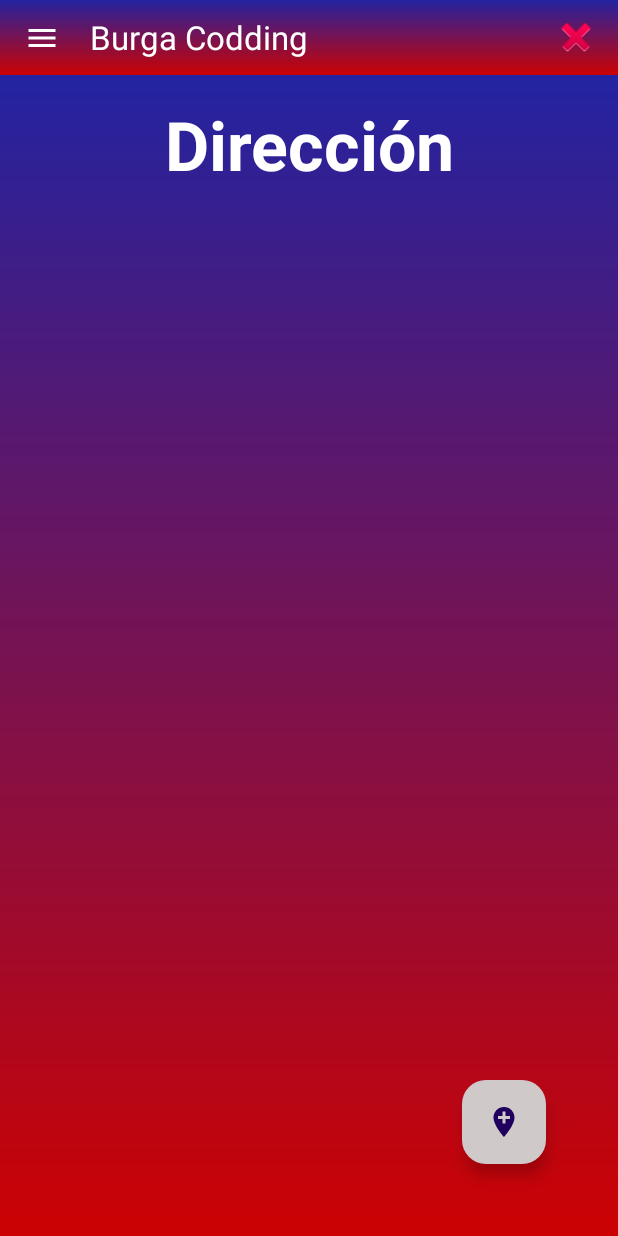
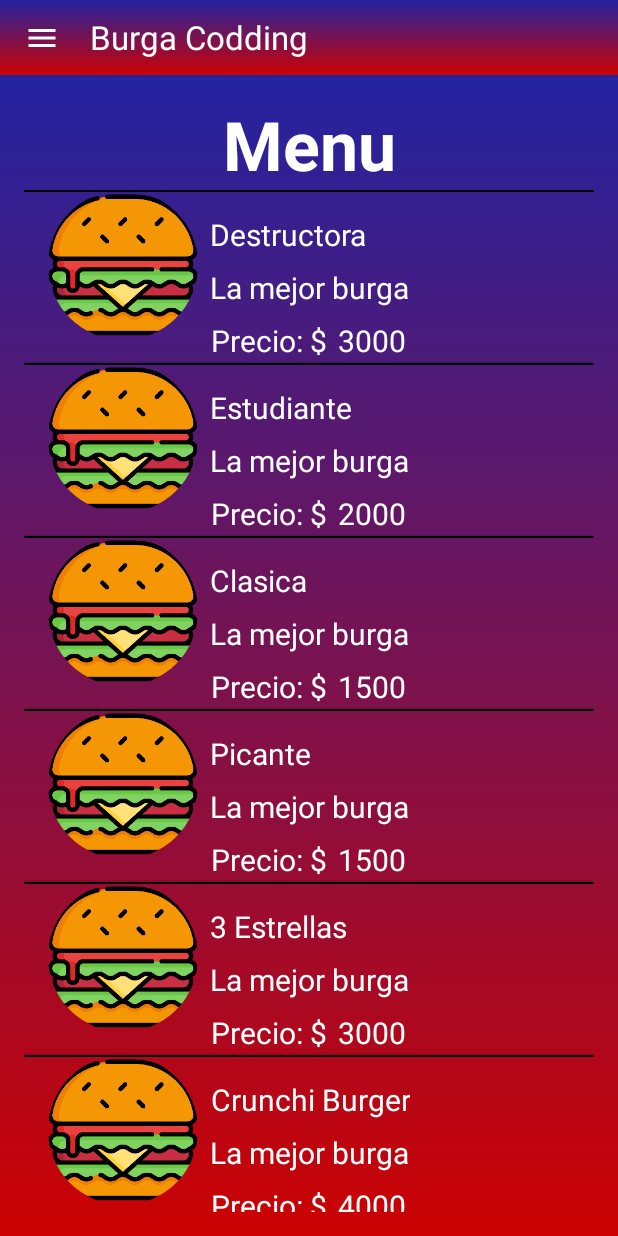
Before and after one commit to MatiaseRamirez/TP_APP_final, an Android app: the MenuFragment screen opened directly, with no data from a screen before it, on a phone screen of 412 x 824 dp. Run offline under Robolectric (Android 15) with nearby library versions, the phone set to English and light mode, and no system bars.

Commit message:
Arrgelo de menu

```diff
--- a/app/src/main/java/mylogin/com/iu/BurgaAdapter.kt
+++ b/app/src/main/java/mylogin/com/iu/BurgaAdapter.kt
@@ -1,5 +1,6 @@
 package mylogin.com.iu
 
+import android.os.Bundle
 import android.view.LayoutInflater
 import android.view.ViewGroup
 import androidx.recyclerview.widget.RecyclerView
@@ -27,9 +28,10 @@ class BurgaAdapter : RecyclerView.Adapter<BurgaAdapter.BurgaAdapterViewHolder>()
             binding.nameTextView.text = burga.name
             binding.descriptionTextView.text = burga.description
             binding.priceTextView.text = burga.price.toString()
-            Glide.with(binding.root.context).load(burga.image).apply(RequestOptions.bitmapTransform(CircleCrop())).into(binding.imgBurga)
+            Glide.with(binding.root.context).load(burga.image)
+                .apply(RequestOptions.bitmapTransform(CircleCrop())).into(binding.imgBurga)
+
         }
-
     }
 
 
@@ -42,7 +44,7 @@ class BurgaAdapter : RecyclerView.Adapter<BurgaAdapter.BurgaAdapterViewHolder>()
 
     override fun onBindViewHolder(holder: BurgaAdapterViewHolder, position: Int) {
         val burga = burgaList.get(position)
-        holder.bind(burga)
+        holder.bind(burga=burga)
     }
 
     override fun getItemCount(): Int {
--- a/app/src/main/res/layout/fragment_menu.xml
+++ b/app/src/main/res/layout/fragment_menu.xml
@@ -1,4 +1,5 @@
-<LinearLayout xmlns:android="http://schemas.android.com/apk/res/android"
+<LinearLayout
+    xmlns:android="http://schemas.android.com/apk/res/android"
     xmlns:tools="http://schemas.android.com/tools"
     xmlns:app="http://schemas.android.com/apk/res-auto"
     android:id="@+id/menu_fragment_container"
@@ -14,7 +15,7 @@
         android:id="@+id/tvTitle"
         android:layout_width="match_parent"
         android:layout_height="wrap_content"
-        android:text="Dirección"
+        android:text="Menu"
         android:textSize="45dp"
         android:textAlignment="center"
         android:textStyle="bold"
@@ -33,7 +34,7 @@
         app:layout_constraintTop_toTopOf="parent"
         android:name="androidx.navigation.fragment.NavHostFragment"
         app:defaultNavHost="true"
-        app:navGraph="@navigation/nav_addres"/>
+        app:navGraph="@navigation/nav_burga"/>
 
 
 </LinearLayout>
--- a/app/src/main/res/layout/item_recyclerview_burga.xml
+++ b/app/src/main/res/layout/item_recyclerview_burga.xml
@@ -35,7 +35,8 @@
         android:textAlignment="center"
         app:layout_constraintStart_toEndOf="@id/img_burga"
         app:layout_constraintTop_toTopOf="@id/img_burga"
-        tools:text="Nombre" />
+        tools:text="Nombre"
+        android:textColor="@color/white"/>
 
     <TextView
         android:id="@+id/descriptionTextView"
@@ -45,9 +46,24 @@
         android:layout_marginTop="8dp"
         android:textSize="20sp"
         android:textAlignment="center"
+        android:textColor="@color/white"
         app:layout_constraintStart_toEndOf="@id/img_burga"
         app:layout_constraintTop_toBottomOf="@id/nameTextView"
         tools:text="Descripcion" />
+    <TextView
+        android:id="@+id/pricetv"
+        android:text="Precio: $"
+        android:layout_width="wrap_content"
+        android:layout_height="wrap_content"
+        android:layout_marginStart="8dp"
+        android:layout_marginTop="8dp"
+        android:textColor="@color/white"
+        android:textSize="20sp"
+        android:layout_marginBottom="8dp"
+        android:textAlignment="center"
+        app:layout_constraintStart_toEndOf="@id/img_burga"
+        app:layout_constraintTop_toBottomOf="@id/descriptionTextView"
+        tools:text="Precio" />
 
     <TextView
         android:id="@+id/priceTextView"
@@ -55,10 +71,11 @@
         android:layout_height="wrap_content"
         android:layout_marginStart="8dp"
         android:layout_marginTop="8dp"
+        android:textColor="@color/white"
         android:textSize="20sp"
         android:layout_marginBottom="8dp"
         android:textAlignment="center"
-        app:layout_constraintStart_toEndOf="@id/img_burga"
+        app:layout_constraintStart_toEndOf="@id/pricetv"
         app:layout_constraintTop_toBottomOf="@id/descriptionTextView"
         tools:text="Precio" />
 
--- /dev/null
+++ b/app/src/main/res/navigation/nav_burga.xml
@@ -0,0 +1,16 @@
+<?xml version="1.0" encoding="utf-8"?>
+<navigation
+    xmlns:android="http://schemas.android.com/apk/res/android"
+    xmlns:app="http://schemas.android.com/apk/res-auto"
+    xmlns:tools="http://schemas.android.com/tools"
+    android:id="@+id/nav_burga"
+    app:startDestination="@id/listFragmentBurga">
+
+    <fragment
+        android:id="@+id/listFragmentBurga"
+        android:name="mylogin.com.iu.ListBurgaFragment"
+        android:label="fragment_list"
+        tools:layout="@layout/fragment_list_burga" >
+    </fragment>
+
+</navigation>
```
